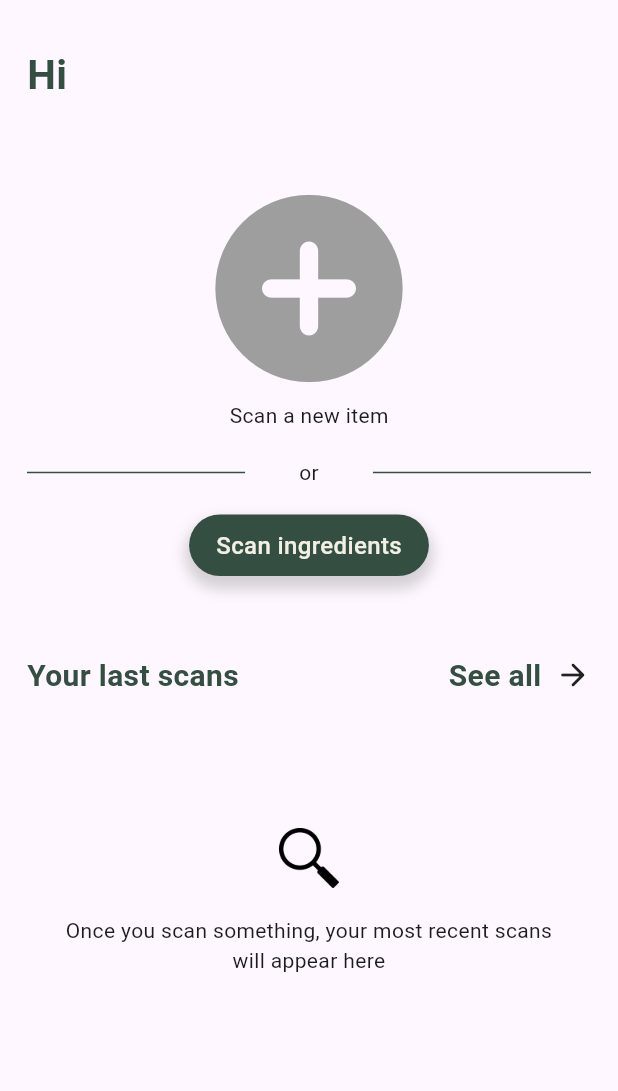
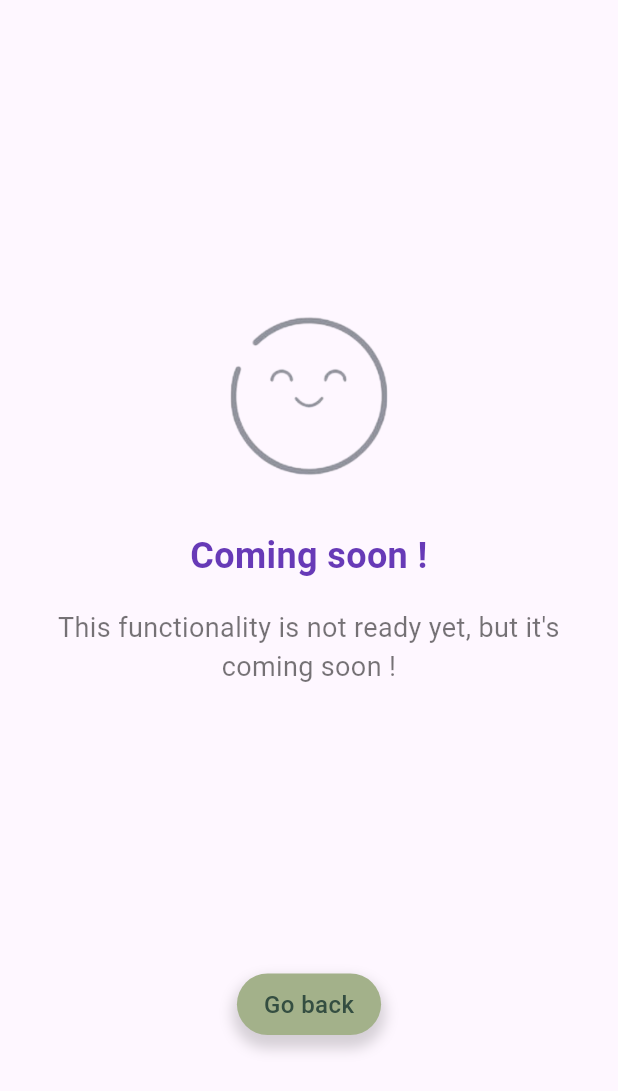
Before and after one commit to andreadalmolinhepl/food_guardian, a Flutter app: the HomePage screen opened directly with empty values, after a tap on "Scan ingredients", on a phone screen of 412 x 824 dp. Shown: the top 1091 px of the screen. Run offline on Flutter 3.47's test engine with Material 3 defaults, Android fonts, the phone set to English and light mode, and no system bars; our stand-ins replace cloud_firestore, connectivity_plus, firebase_auth, firebase_core, firebase_messaging, shared_preferences; missing offline and left inert: flutter_barcode_scanner; accounts and stored records are empty; generated files the repository leaves out were written again.

Commit message:
Added INOP page

```diff
--- a/code/food_guardian/lib/routes.dart
+++ b/code/food_guardian/lib/routes.dart
@@ -1,4 +1,5 @@
 import 'package:flutter/cupertino.dart';
+import 'package:food_guardian/screens/coming_soon_screen.dart';
 import 'package:food_guardian/screens/food_restrictions_settings.dart';
 import 'package:food_guardian/screens/home_screen.dart';
 import 'package:food_guardian/screens/login_screen.dart';
@@ -26,4 +27,5 @@ Map<String, WidgetBuilder> routes = {
   TestPage.routeName : (context) => const TestPage(),
   NutriscoreInformation.routeName : (context) => const NutriscoreInformation(),
   FoodRestrictionSettings.routeName : (context) => const FoodRestrictionSettings(type: ""),
+  ComingSoonScreen.routeName : (context) => const ComingSoonScreen(),
 };
--- /dev/null
+++ b/code/food_guardian/lib/screens/coming_soon_screen.dart
@@ -0,0 +1,69 @@
+import 'package:flutter/material.dart';
+import 'package:flutter_gen/gen_l10n/app_localizations.dart';
+
+import '../styles/font.dart';
+import '../styles/spacings.dart';
+import '../widgets/main_button.dart';
+
+class ComingSoonScreen extends StatelessWidget {
+  static const String routeName = "/comingSoon";
+
+  const ComingSoonScreen({super.key});
+
+  @override
+  Widget build(BuildContext context) {
+    return Scaffold(
+      body: SingleChildScrollView(
+        child: ConstrainedBox(
+          constraints: BoxConstraints(
+            minHeight: MediaQuery.of(context).size.height - kNavigationBarHeight,
+          ),
+          child: IntrinsicHeight(
+            child: SafeArea(
+              child: Padding(
+                padding: const EdgeInsets.symmetric(horizontal: kHorizontalPadding, vertical: kVerticalPadding),
+                child: Column(
+                  mainAxisAlignment: MainAxisAlignment.center,
+                  children: [
+                    const Spacer(),
+                    const Image(
+                      image: AssetImage("assets/icons/smiley.png"),
+                      height: kProfileSize,
+                      fit: BoxFit.contain,
+                    ),
+                    const SizedBox(height: kVerticalPaddingL),
+                    Text(
+                      AppLocalizations.of(context)!.comingSoon,
+                      style: const TextStyle(
+                        fontSize: kLargeMessageFontsize,
+                        fontWeight: FontWeight.bold,
+                        color: Colors.deepPurple,
+                      ),
+                      textAlign: TextAlign.center,
+                    ),
+                    const SizedBox(height: kVerticalPadding),
+                    Text(
+                      AppLocalizations.of(context)!.comingSoonText,
+                      style: const TextStyle(
+                        fontSize: kStandartMessageFontsize,
+                        color: Colors.black54,
+                      ),
+                      textAlign: TextAlign.center,
+                    ),
+                    const Spacer(),
+                    MainButton(
+                      onTap: () => Navigator.pop(context),
+                      mainColor: false,
+                      label: AppLocalizations.of(context)!.goBack,
+                    ),
+                    const SizedBox(height: kVerticalPaddingL),
+                  ],
+                ),
+              ),
+            ),
+          ),
+        ),
+      ),
+    );
+  }
+}
--- a/code/food_guardian/lib/screens/mainMenuPages/home_page.dart
+++ b/code/food_guardian/lib/screens/mainMenuPages/home_page.dart
@@ -99,7 +99,7 @@ class _HomePageState extends State<HomePage> {
                       ),
                       MainButton(
                           label: AppLocalizations.of(context)!.scanIngredients,
-                          onTap: () {}),
+                          onTap: () { Navigator.pushNamed(context, "/comingSoon"); }),
                     ],
                   ),
                   const SizedBox(
--- a/code/food_guardian/lib/styles/font.dart
+++ b/code/food_guardian/lib/styles/font.dart
@@ -94,3 +94,8 @@ const kPlusStyle = TextStyle(
   fontSize: 50,
   fontWeight: FontWeight.w500,
 );
+
+const kUsernameStyle = TextStyle(
+  fontSize: 35,
+  fontWeight: FontWeight.w500,
+);
```
Also changed, not shown: code/food_guardian/lib/l10n/app_en.arb (+20 -0 lines), code/food_guardian/lib/l10n/app_fr.arb (+20 -0 lines), code/food_guardian/lib/screens/food_restrictions_settings.dart (+24 -18 lines), code/food_guardian/lib/screens/mainMenuPages/account_page.dart (+10 -68 lines), code/food_guardian/lib/screens/settings_screen.dart (+44 -7 lines), code/food_guardian/lib/widgets/menu_item.dart (added, +30 -0 lines), code/food_guardian/assets/img/avatar.png (added).
